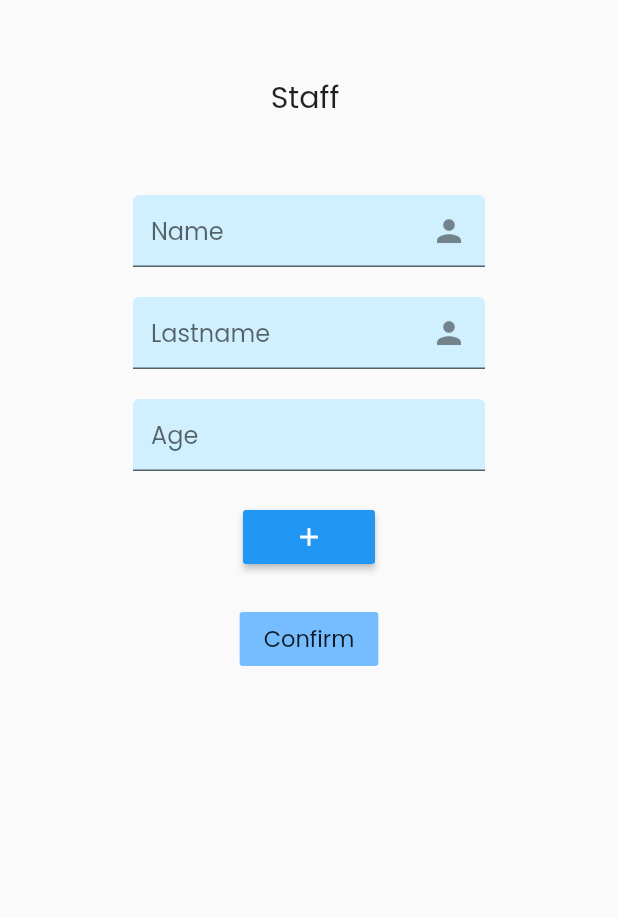
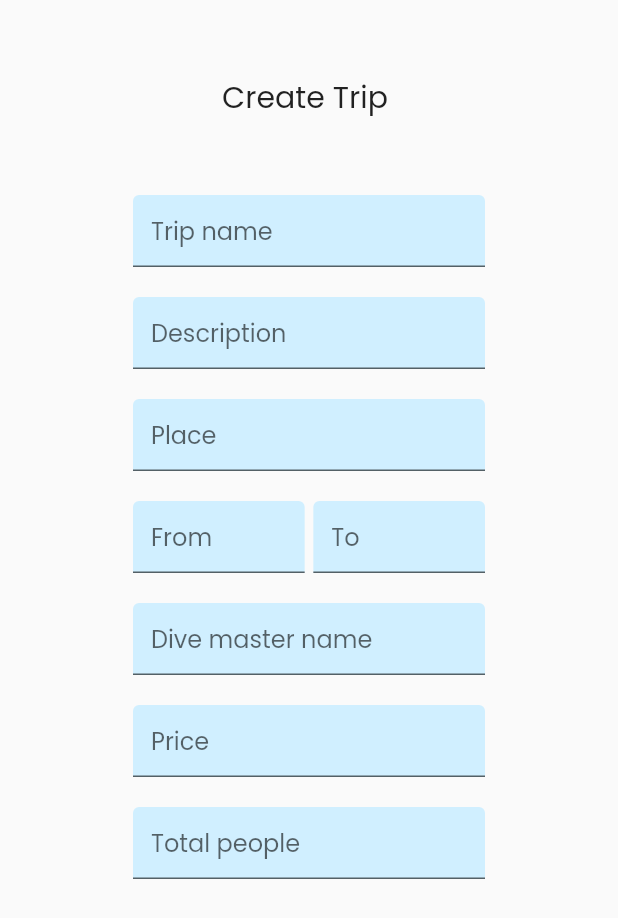
Before and after one commit to bbestbt/DivingTripAgency, a Flutter app: the screen it shows after launch, on a phone screen of 412 x 824 dp. Shown: the top 918 px of the screen. Run offline on Flutter 3.47's test engine with Material 2 defaults, Android fonts, the phone set to English and light mode, and no system bars; our stand-ins replace flutter_svg, get, image_picker.

Commit message:
create trip

```diff
--- a/lib/main.dart
+++ b/lib/main.dart
@@ -1,3 +1,4 @@
+import 'package:diving_trip_agency/screens.dart/create_trip/create_trip_screen.dart';
 import 'package:diving_trip_agency/screens.dart/login/login.dart';
 import 'package:diving_trip_agency/screens.dart/main/mainScreen.dart';
 import 'package:diving_trip_agency/screens.dart/signup/company/signup_company.dart';
@@ -27,7 +28,7 @@ class MyApp extends StatelessWidget {
         fontFamily: 'Poppins'
       ),
       //home: LoginScreen(),
-     home:SignupStaff()
+     home:CreateTrip()
      //home: MainScreen(), //Original
     );
   }
--- /dev/null
+++ b/lib/screens.dart/create_trip/create_trip_form.dart
@@ -0,0 +1,298 @@
+import 'package:flutter/material.dart';
+
+//trip type
+//pic of trip
+//schedule
+class CreateTripForm extends StatefulWidget {
+  @override
+  _CreateTripFormState createState() => _CreateTripFormState();
+}
+
+class _CreateTripFormState extends State<CreateTripForm> {
+  String tripname;
+  String description;
+  String place;
+  String from;
+  String to;
+  String divemastername;
+  String price;
+  String totalpeople;
+
+  final List<String> errors = [];
+  final TextEditingController _controllerTripname = TextEditingController();
+  final TextEditingController _controllerDescription = TextEditingController();
+  final TextEditingController _controllerPlace = TextEditingController();
+  final TextEditingController _controllerFrom = TextEditingController();
+  final TextEditingController _controllerTo = TextEditingController();
+  final TextEditingController _controllerDivemastername =
+      TextEditingController();
+  final TextEditingController _controllerPrice = TextEditingController();
+  final TextEditingController _controllerTotalpeople = TextEditingController();
+
+  void addError({String error}) {
+    if (!errors.contains(error))
+      setState(() {
+        errors.add(error);
+      });
+  }
+
+  void removeError({String error}) {
+    if (errors.contains(error))
+      setState(() {
+        errors.remove(error);
+      });
+  }
+
+  @override
+  Widget build(BuildContext context) {
+    return Form(
+      child: Padding(
+        padding: EdgeInsets.symmetric(horizontal: 20),
+        child: Column(children: [
+          buildTripNameFormField(),
+          SizedBox(height: 20),
+          buildDescriptionFormField(),
+          SizedBox(height: 20),
+          buildPlaceFormField(),
+          SizedBox(height: 20),
+          Row(
+            children: [
+              Container(
+                width:MediaQuery.of(context).size.width/3.6 ,
+                child: buildFromFormField()),
+                // SizedBox(width: 20),
+                Spacer(),
+              Container(
+                width: MediaQuery.of(context).size.width/3.6 ,
+                child: buildToFormField()),
+            ],
+          ),
+          SizedBox(height: 20),
+          buildDiveMasterNameFormField(),
+          SizedBox(height: 20),
+          buildPriceFormField(),
+          SizedBox(height: 20),
+          buildTotalPeopleFormField(),
+          //   FormError(errors: errors),
+          SizedBox(height: 20),
+        ]),
+      ),
+    );
+  }
+
+  TextFormField buildTripNameFormField() {
+    return TextFormField(
+      controller: _controllerTripname,
+      cursorColor: Color(0xFF6F35A5),
+      onSaved: (newValue) => tripname = newValue,
+      onChanged: (value) {
+        if (value.isNotEmpty) {
+          removeError(error: "Please Enter trip name");
+        }
+        return null;
+      },
+      validator: (value) {
+        if (value.isEmpty) {
+          addError(error: "Please Enter trip name");
+          return "";
+        }
+        return null;
+      },
+      decoration: InputDecoration(
+        hintText: "Trip name",
+        filled: true,
+        fillColor: Color(0xFFFd0efff),
+        floatingLabelBehavior: FloatingLabelBehavior.always,
+      ),
+    );
+  }
+
+  TextFormField buildDescriptionFormField() {
+    return TextFormField(
+      controller: _controllerDescription,
+      cursorColor: Color(0xFF6F35A5),
+      onSaved: (newValue) => description = newValue,
+      onChanged: (value) {
+        if (value.isNotEmpty) {
+          removeError(error: "Please Enter Description");
+        }
+        return null;
+      },
+      validator: (value) {
+        if (value.isEmpty) {
+          addError(error: "Please Enter Description");
+          return "";
+        }
+        return null;
+      },
+      decoration: InputDecoration(
+        hintText: "Description",
+        filled: true,
+        fillColor: Color(0xFFFd0efff),
+        floatingLabelBehavior: FloatingLabelBehavior.always,
+      ),
+    );
+  }
+
+  TextFormField buildPlaceFormField() {
+    return TextFormField(
+      controller: _controllerDescription,
+      cursorColor: Color(0xFF6F35A5),
+      onSaved: (newValue) => place = newValue,
+      onChanged: (value) {
+        if (value.isNotEmpty) {
+          removeError(error: "Please Enter place");
+        }
+        return null;
+      },
+      validator: (value) {
+        if (value.isEmpty) {
+          addError(error: "Please Enter place");
+          return "";
+        }
+        return null;
+      },
+      decoration: InputDecoration(
+        hintText: "Place",
+        filled: true,
+        fillColor: Color(0xFFFd0efff),
+        floatingLabelBehavior: FloatingLabelBehavior.always,
+      ),
+    );
+  }
+
+  TextFormField buildFromFormField() {
+    return TextFormField(
+      controller: _controllerDescription,
+      cursorColor: Color(0xFF6F35A5),
+      onSaved: (newValue) => from = newValue,
+      onChanged: (value) {
+        if (value.isNotEmpty) {
+          removeError(error: "From");
+        }
+        return null;
+      },
+      validator: (value) {
+        if (value.isEmpty) {
+          addError(error: "From");
+          return "";
+        }
+        return null;
+      },
+      decoration: InputDecoration(
+        hintText: "From",
+        filled: true,
+        fillColor: Color(0xFFFd0efff),
+        floatingLabelBehavior: FloatingLabelBehavior.always,
+      ),
+    );
+  }
+
+  TextFormField buildToFormField() {
+    return TextFormField(
+      controller: _controllerDescription,
+      cursorColor: Color(0xFF6F35A5),
+      onSaved: (newValue) => to = newValue,
+      onChanged: (value) {
+        if (value.isNotEmpty) {
+          removeError(error: "To");
+        }
+        return null;
+      },
+      validator: (value) {
+        if (value.isEmpty) {
+          addError(error: "To");
+          return "";
+        }
+        return null;
+      },
+      decoration: InputDecoration(
+        hintText: "To",
+        filled: true,
+        fillColor: Color(0xFFFd0efff),
+        floatingLabelBehavior: FloatingLabelBehavior.always,
+      ),
+    );
+  }
+
+  TextFormField buildDiveMasterNameFormField() {
+    return TextFormField(
+      controller: _controllerDescription,
+      cursorColor: Color(0xFF6F35A5),
+      onSaved: (newValue) => divemastername = newValue,
+      onChanged: (value) {
+        if (value.isNotEmpty) {
+          removeError(error: "Please Enter dive master name");
+        }
+        return null;
+      },
+      validator: (value) {
+        if (value.isEmpty) {
+          addError(error: "Please Enter dive master name");
+          return "";
+        }
+        return null;
+      },
+      decoration: InputDecoration(
+        hintText: "Dive master name",
+        filled: true,
+        fillColor: Color(0xFFFd0efff),
+        floatingLabelBehavior: FloatingLabelBehavior.always,
+      ),
+    );
+  }
+
+  TextFormField buildPriceFormField() {
+    return TextFormField(
+      controller: _controllerDescription,
+      cursorColor: Color(0xFF6F35A5),
+      onSaved: (newValue) => price = newValue,
+      onChanged: (value) {
+        if (value.isNotEmpty) {
+          removeError(error: "Please Enter price");
+        }
+        return null;
+      },
+      validator: (value) {
+        if (value.isEmpty) {
+          addError(error: "Please Enter price");
+          return "";
+        }
+        return null;
+      },
+      decoration: InputDecoration(
+        hintText: "Price",
+        filled: true,
+        fillColor: Color(0xFFFd0efff),
+        floatingLabelBehavior: FloatingLabelBehavior.always,
+      ),
+    );
+  }
+
+  TextFormField buildTotalPeopleFormField() {
+    return TextFormField(
+      controller: _controllerDescription,
+      cursorColor: Color(0xFF6F35A5),
+      onSaved: (newValue) => totalpeople = newValue,
+      onChanged: (value) {
+        if (value.isNotEmpty) {
+          removeError(error: "Please Enter total people");
+        }
+        return null;
+      },
+      validator: (value) {
+        if (value.isEmpty) {
+          addError(error: "Please Enter total people");
+          return "";
+        }
+        return null;
+      },
+      decoration: InputDecoration(
+        hintText: "Total people",
+        filled: true,
+        fillColor: Color(0xFFFd0efff),
+        floatingLabelBehavior: FloatingLabelBehavior.always,
+      ),
+    );
+  }
+}
--- /dev/null
+++ b/lib/screens.dart/create_trip/create_trip_screen.dart
@@ -0,0 +1,25 @@
+import 'package:diving_trip_agency/screens.dart/create_trip/create_trip_form.dart';
+import 'package:flutter/material.dart';
+
+class CreateTrip extends StatelessWidget {
+  @override
+  Widget build(BuildContext context) {
+    return Scaffold(
+      body: SizedBox(
+        width: double.infinity,
+        child: SingleChildScrollView(
+          child: Column(
+            children: [
+              SizedBox(height:50),
+              Text("Create Trip ",style: TextStyle(fontSize: 20),),
+              SizedBox(height: 50),
+              Container(
+                 width: MediaQuery.of(context).size.width/1.5,
+                child: CreateTripForm()),
+            ],
+          ),
+        ),
+      ),
+    );
+  }
+}
```
